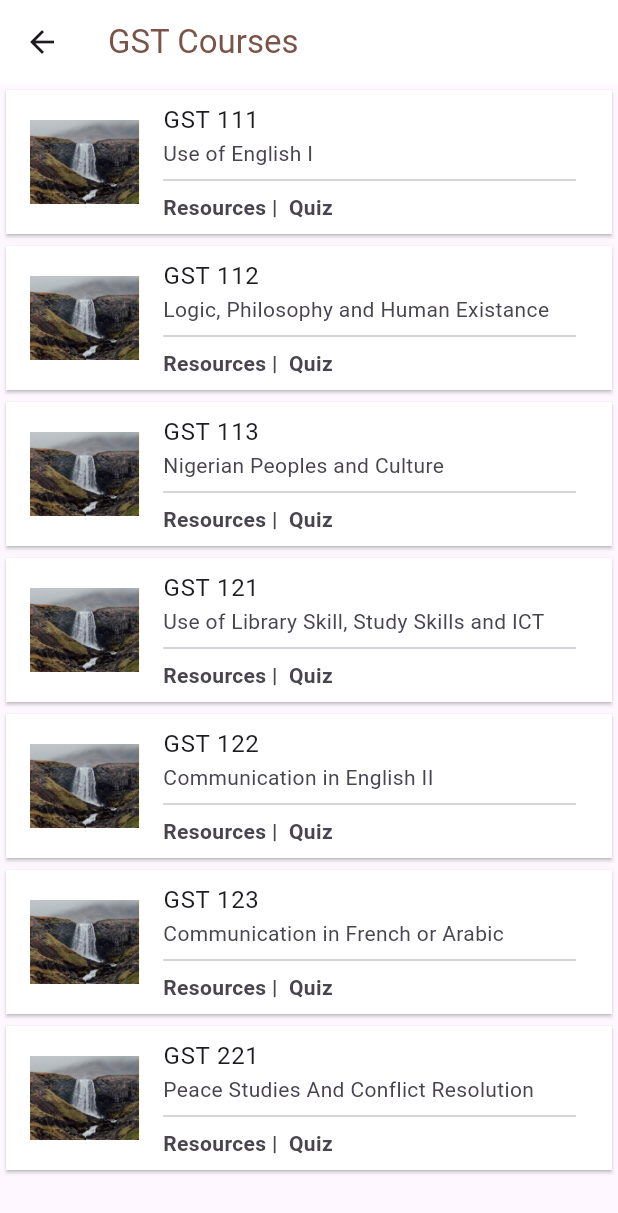
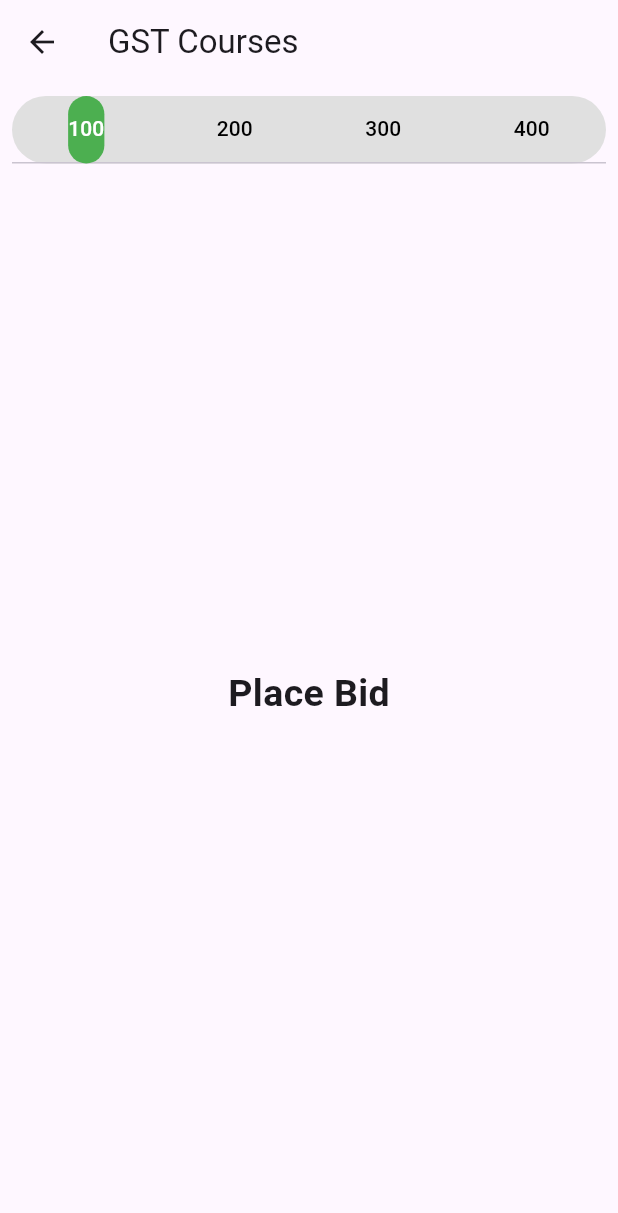
Before and after one commit to DamaMichaelYohanna/brainybit-frontend, a Flutter app: the CourseListTile screen opened directly, on a phone screen of 412 x 824 dp. Shown: the top 1213 px of the screen. Run offline on Flutter 3.47's test engine with Material 3 defaults, Android fonts, the phone set to English and light mode, and no system bars; our stand-ins replace shared_preferences, youtube_player_flutter; accounts and stored records are empty.

Commit message:
updated the course list

```diff
--- a/lib/course_list.dart
+++ b/lib/course_list.dart
@@ -28,111 +28,240 @@ Map<String, Map<String, String>> department = {
   },
 };
 
-class CourseListTile extends StatelessWidget {
+class CourseListTile extends StatefulWidget {
   final String dept;
+  const CourseListTile({key, required this.dept}) : super(key: key);
 
-  const CourseListTile({super.key, required this.dept});
+  @override
+  _CourseListTileState createState() => _CourseListTileState(dept: dept);
+}
+
+class _CourseListTileState extends State<CourseListTile>
+    with SingleTickerProviderStateMixin {
+  final String dept;
+  _CourseListTileState({key, required this.dept});
+  late TabController _tabController;
+
+  @override
+  void initState() {
+    _tabController = TabController(length: 4, vsync: this);
+    super.initState();
+  }
+
+  @override
+  void dispose() {
+    super.dispose();
+    _tabController.dispose();
+  }
+
   @override
   Widget build(BuildContext context) {
-    List images = [
-      Image.asset("assets/images/detail.png"),
-      Image.asset("assets/images/detail1.jpg"),
-      // Image.asset("assets/images/esp.jpg")
-    ];
     return Scaffold(
       appBar: AppBar(
         title: Text(
           '$dept Courses',
-            style: const TextStyle(color: Colors.brown),
         ),
-          backgroundColor: Colors.white,
       ),
-        body: ListView.builder(
-          itemCount: department[dept]?.length,
-          itemBuilder: (BuildContext context, int index) {
-            String courseCode = department[dept]!.keys.elementAt(index);
-            String courseName = department[dept]!.values.elementAt(index);
-            print(courseCode);
-            Random random = Random();
+      body: Padding(
+        padding: const EdgeInsets.all(8.0),
+        child: Column(
+          children: [
+            // give the tab bar a height [can change hheight to preferred height]
+            Container(
+              height: 45,
+              decoration: BoxDecoration(
+                color: Colors.grey[300],
+                borderRadius: BorderRadius.circular(
+                  25.0,
+                ),
+              ),
+              child: TabBar(
+                controller: _tabController,
+                // give the indicator a decoration (color and border radius)
+                indicator: BoxDecoration(
+                  borderRadius: BorderRadius.circular(
+                    25.0,
+                  ),
+                  color: Colors.green,
+                ),
+                labelColor: Colors.white,
+                unselectedLabelColor: Colors.black,
+                tabs: [
+                  // first tab [you can add an icon using the icon property]
+                  Tab(
+                    text: '100',
+                  ),
 
-            return Card(
-              color: const Color.fromARGB(255, 255, 255, 255),
-              shape: RoundedRectangleBorder(
-                  borderRadius: BorderRadius.circular(0)),
-              child: ListTile(
-                leading: Container(
-                  // height: 180,
-                  // width: 60,
-                  color: Colors.amber,
-                  child: images[random.nextInt(images.length)],
+                  // second tab [you can add an icon using the icon property]
+                  Tab(
+                    text: '200',
                   ),
-                title: Text(courseCode),
-                subtitle: Column(
-                    crossAxisAlignment: CrossAxisAlignment.start,
+                  Tab(
+                    text: '300',
+                  ),
+
+                  // second tab [you can add an icon using the icon property]
+                  Tab(
+                    text: '400',
+                  ),
+                ],
+              ),
+            ),
+            // tab bar view here
+            Expanded(
+              child: TabBarView(
+                controller: _tabController,
                 children: [
-                      Text(courseName),
-                      const Divider(),
-                      Row(
-                        children: [
-                          InkWell(
-                              child: const Text("Resources |",
-                                  style:
-                                      TextStyle(fontWeight: FontWeight.bold)),
-                              onTap: () {
-                                debugPrint(dept);
-                                if (videoList[dept]!.containsKey(
-                                    department[dept]!.keys.elementAt(index))) {
-                                  Navigator.of(context).push(
-                                    MaterialPageRoute(
-                                      builder: (context) => VideoPlayList(
-                                        courseCode: courseCode,
-                                        courseName: courseName,
+                  // first tab bar view widget
+                  Center(
+                    child: Text(
+                      'Place Bid',
+                      style: TextStyle(
+                        fontSize: 25,
+                        fontWeight: FontWeight.w600,
+                      ),
+                    ),
+                  ),
+
+                  // second tab bar view widget
+                  Center(
+                    child: Text(
+                      'Buy Now',
+                      style: TextStyle(
+                        fontSize: 25,
+                        fontWeight: FontWeight.w600,
+                      ),
+                    ),
+                  ),
+                  Center(
+                    child: Text(
+                      'Buy Now',
+                      style: TextStyle(
+                        fontSize: 25,
+                        fontWeight: FontWeight.w600,
+                      ),
+                    ),
+                  ),
+                  Center(
+                    child: Text(
+                      'Buy Now',
+                      style: TextStyle(
+                        fontSize: 25,
+                        fontWeight: FontWeight.w600,
+                      ),
+                    ),
+                  ),
+                ],
+              ),
+            ),
+          ],
         ),
       ),
     );
-                                } else {
-                                  showDialog(
-                                      context: context,
-                                      builder: (_) => const AlertDialog(
-                                            title: Text('Notice!'),
-                                            // icon:Text("hell"),
-                                            content: Text(
-                                                "No Resource For this course yet"),
-                                          ));
-                                }
-                              }),
-                          InkWell(
-                            onTap: () {
-                              if (questions.containsKey(
-                                  department[dept]!.keys.elementAt(index))) {
-                                Navigator.of(context).push(
-                                  MaterialPageRoute(
-                                    builder: (context) => QuizScreen(
-                                      courseName: department[dept]!
-                                          .keys
-                                          .elementAt(index),
-                                    ),
-                                  ),
-                                );
-                              } else {
-                                showDialog(
-                                    context: context,
-                                    builder: (_) => const AlertDialog(
-                                          title: Text('Notice!'),
-                                          // icon:Text("hell"),
-                                          content: Text("No quiz added yet"),
-                                        ));
-                              }
-                            },
-                            child: const Text("  Quiz",
-                                style: TextStyle(fontWeight: FontWeight.bold)),
-                          ),
-                        ],
-                      )
-                    ]),
-              ),
-            );
-          },
-        ));
   }
 }
+
+// class _CourseListTileState extends State<CourseListTile> {
+//   final String dept;
+//   _CourseListTileState({super.key, required this.dept});
+
+//   TabController _tabController;
+
+//   @override
+//   void initState() {
+//     _tabController = TabController(length: 2, vsync: this);
+//     super.initState();
+//   }
+
+//   @override
+//   void dispose() {
+//     super.dispose();
+//     _tabController.dispose();
+//   }
+
+//   @override
+//   Widget build(BuildContext context) {
+//     List images = [
+//       Image.asset("assets/images/detail.png"),
+//       Image.asset("assets/images/detail1.jpg"),
+//       // Image.asset("assets/images/esp.jpg")
+//     ];
+
+//     return  Scaffold(
+//       appBar: AppBar(
+//         title: Text(
+//           'Tab bar',
+//         ),
+//       ),
+//       body: Padding(
+//         padding: const EdgeInsets.all(8.0),
+//         child: Column(
+//           children: [
+//             // give the tab bar a height [can change hheight to preferred height]
+//             Container(
+//               height: 45,
+//               decoration: BoxDecoration(
+//                 color: Colors.grey[300],
+//                 borderRadius: BorderRadius.circular(
+//                   25.0,
+//                 ),
+//               ),
+//               child: TabBar(
+//                 controller: _tabController,
+//                 // give the indicator a decoration (color and border radius)
+//                 indicator: BoxDecoration(
+//                   borderRadius: BorderRadius.circular(
+//                     25.0,
+//                   ),
+//                   color: Colors.green,
+//                 ),
+//                 labelColor: Colors.white,
+//                 unselectedLabelColor: Colors.black,
+//                 tabs: [
+//                   // first tab [you can add an icon using the icon property]
+//                   Tab(
+//                     text: 'Place Bid',
+//                   ),
+
+//                   // second tab [you can add an icon using the icon property]
+//                   Tab(
+//                     text: 'Buy Now',
+//                   ),
+//                 ],
+//               ),
+//             ),
+//             // tab bar view here
+//             Expanded(
+//               child: TabBarView(
+//                 controller: _tabController,
+//                 children: [
+//                   // first tab bar view widget
+//                   Center(
+//                     child: Text(
+//                       'Place Bid',
+//                       style: TextStyle(
+//                         fontSize: 25,
+//                         fontWeight: FontWeight.w600,
+//                       ),
+//                     ),
+//                   ),
+
+//                   // second tab bar view widget
+//                   Center(
+//                     child: Text(
+//                       'Buy Now',
+//                       style: TextStyle(
+//                         fontSize: 25,
+//                         fontWeight: FontWeight.w600,
+//                       ),
+//                     ),
+//                   ),
+//                 ],
+//               ),
+//             ),
+//           ],
+//         ),
+//       ),
+//     );
+//   }
+// }
```
Lines whose indentation alone changed are shown as unchanged.
